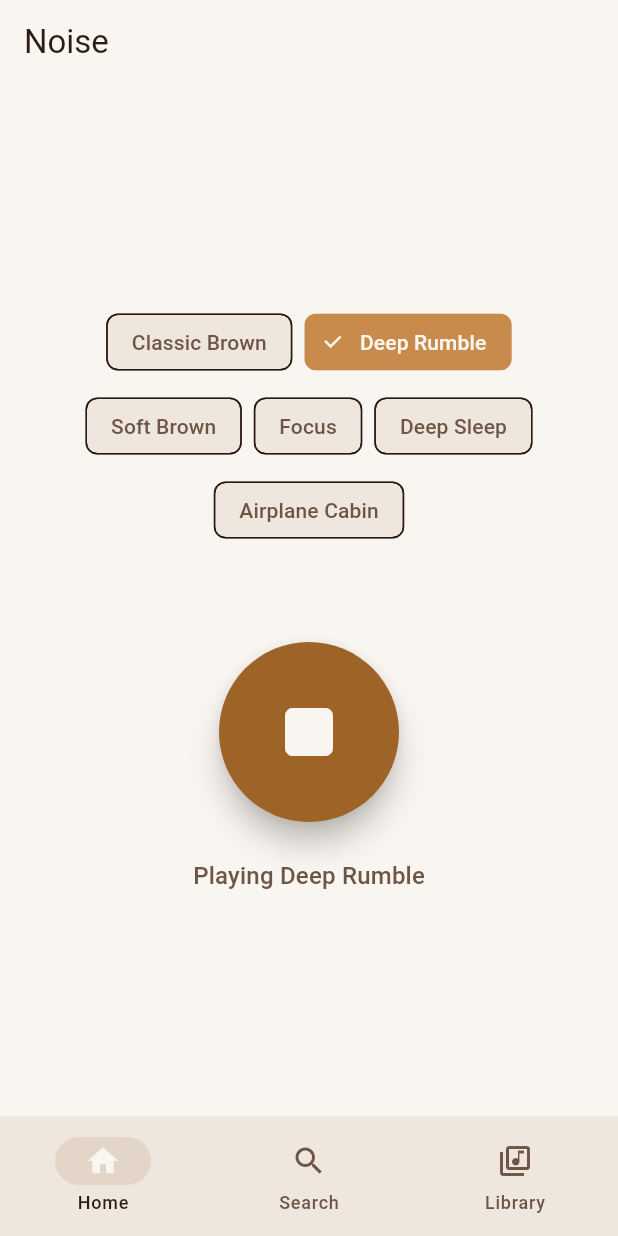
After one commit to SaisreenathV/Mocha, a Flutter app: the NoiseScreen screen opened by its route, after a tap on the "play arrow" icon, after a tap on "Deep Rumble", on a phone screen of 412 x 824 dp. The commit adds this screen. Run offline on Flutter 3.47's test engine with Material 3 defaults, Android fonts, the phone set to English and light mode, and no system bars; our stand-ins replace flutter_riverpod, go_router; missing offline and left inert: flutter_soloud.

Commit message:
feat(noise): add noise controller, UI screen with preset chips, and wire route
- Add NoiseController and StateNotifier in lib/features/noise/noise_controller.dart
- Add NoiseScreen with preset selection chips and large Play/Stop toggle button
- Wire /noise route to NoiseScreen in lib/app.dart

```diff
--- a/lib/app.dart
+++ b/lib/app.dart
@@ -3,6 +3,7 @@ import 'package:flutter_riverpod/flutter_riverpod.dart';
 import 'package:go_router/go_router.dart';
 import 'core/shell/adaptive_shell.dart';
 import 'core/theme/mocha_theme.dart';
+import 'features/noise/noise_screen.dart';
 import 'features/placeholder_screen.dart';
 
 final routerProvider = Provider<GoRouter>((ref) {
@@ -26,7 +27,7 @@ final routerProvider = Provider<GoRouter>((ref) {
           ),
           GoRoute(
             path: '/noise',
-            builder: (context, state) => const PlaceholderScreen(title: 'Noise'),
+            builder: (context, state) => const NoiseScreen(),
           ),
           GoRoute(
             path: '/mixes',
--- /dev/null
+++ b/lib/features/noise/noise_controller.dart
@@ -0,0 +1,66 @@
+import 'package:flutter_riverpod/flutter_riverpod.dart';
+import '../../audio/providers.dart';
+import '../../domain/audio_engine.dart';
+import '../../domain/noise_params.dart';
+
+class NoiseState {
+  final NoiseParams params;
+  final bool isPlaying;
+  final String selectedPresetName;
+
+  const NoiseState({
+    required this.params,
+    this.isPlaying = false,
+    this.selectedPresetName = 'Classic Brown',
+  });
+
+  NoiseState copyWith({
+    NoiseParams? params,
+    bool? isPlaying,
+    String? selectedPresetName,
+  }) {
+    return NoiseState(
+      params: params ?? this.params,
+      isPlaying: isPlaying ?? this.isPlaying,
+      selectedPresetName: selectedPresetName ?? this.selectedPresetName,
+    );
+  }
+}
+
+class NoiseController extends StateNotifier<NoiseState> {
+  final AudioEngine _engine;
+
+  NoiseController(this._engine)
+      : super(const NoiseState(params: NoiseParams.classicBrown));
+
+  Future<void> play() async {
+    state = state.copyWith(isPlaying: true);
+    await _engine.playNoise(state.params);
+  }
+
+  Future<void> stop() async {
+    state = state.copyWith(isPlaying: false);
+    await _engine.stopNoise();
+  }
+
+  Future<void> togglePlay() async {
+    if (state.isPlaying) {
+      await stop();
+    } else {
+      await play();
+    }
+  }
+
+  Future<void> selectPreset(String name, NoiseParams params) async {
+    state = state.copyWith(params: params, selectedPresetName: name);
+    if (state.isPlaying) {
+      await _engine.playNoise(params);
+    }
+  }
+}
+
+final noiseControllerProvider =
+    StateNotifierProvider<NoiseController, NoiseState>((ref) {
+  final engine = ref.watch(audioEngineProvider);
+  return NoiseController(engine);
+});
--- /dev/null
+++ b/lib/features/noise/noise_screen.dart
@@ -0,0 +1,87 @@
+import 'package:flutter/material.dart';
+import 'package:flutter_riverpod/flutter_riverpod.dart';
+import '../../domain/noise_params.dart';
+import 'noise_controller.dart';
+
+class NoiseScreen extends ConsumerWidget {
+  const NoiseScreen({super.key});
+
+  static const Map<String, NoiseParams> _presets = {
+    'Classic Brown': NoiseParams.classicBrown,
+    'Deep Rumble': NoiseParams.deepRumble,
+    'Soft Brown': NoiseParams.softBrown,
+    'Focus': NoiseParams.focus,
+    'Deep Sleep': NoiseParams.deepSleep,
+    'Airplane Cabin': NoiseParams.airplaneCabin,
+  };
+
+  @override
+  Widget build(BuildContext context, WidgetRef ref) {
+    final state = ref.watch(noiseControllerProvider);
+    final controller = ref.read(noiseControllerProvider.notifier);
+    final theme = Theme.of(context);
+
+    return Scaffold(
+      appBar: AppBar(
+        title: const Text('Noise'),
+      ),
+      body: Center(
+        child: SingleChildScrollView(
+          padding: const EdgeInsets.symmetric(horizontal: 24.0, vertical: 32.0),
+          child: Column(
+            mainAxisAlignment: MainAxisAlignment.center,
+            children: [
+              Wrap(
+                spacing: 8.0,
+                runSpacing: 8.0,
+                alignment: WrapAlignment.center,
+                children: _presets.entries.map((entry) {
+                  final isSelected = state.selectedPresetName == entry.key;
+                  return ChoiceChip(
+                    label: Text(entry.key),
+                    selected: isSelected,
+                    onSelected: (_) {
+                      controller.selectPreset(entry.key, entry.value);
+                    },
+                  );
+                }).toList(),
+              ),
+              const SizedBox(height: 64),
+              Material(
+                color: state.isPlaying
+                    ? theme.colorScheme.primary
+                    : theme.colorScheme.surfaceContainerHigh,
+                shape: const CircleBorder(),
+                elevation: state.isPlaying ? 8 : 2,
+                child: InkWell(
+                  customBorder: const CircleBorder(),
+                  onTap: () => controller.togglePlay(),
+                  child: SizedBox(
+                    width: 120,
+                    height: 120,
+                    child: Icon(
+                      state.isPlaying
+                          ? Icons.stop_rounded
+                          : Icons.play_arrow_rounded,
+                      size: 64,
+                      color: state.isPlaying
+                          ? theme.colorScheme.onPrimary
+                          : theme.colorScheme.primary,
+                    ),
+                  ),
+                ),
+              ),
+              const SizedBox(height: 24),
+              Text(
+                state.isPlaying ? 'Playing ${state.selectedPresetName}' : 'Stopped',
+                style: theme.textTheme.titleMedium?.copyWith(
+                  color: theme.colorScheme.onSurfaceVariant,
+                ),
+              ),
+            ],
+          ),
+        ),
+      ),
+    );
+  }
+}
```
